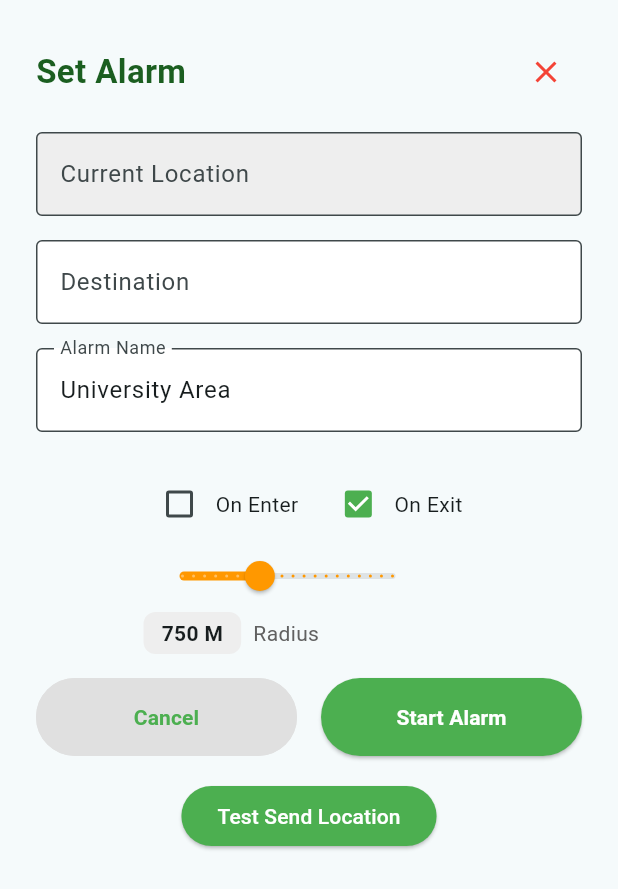
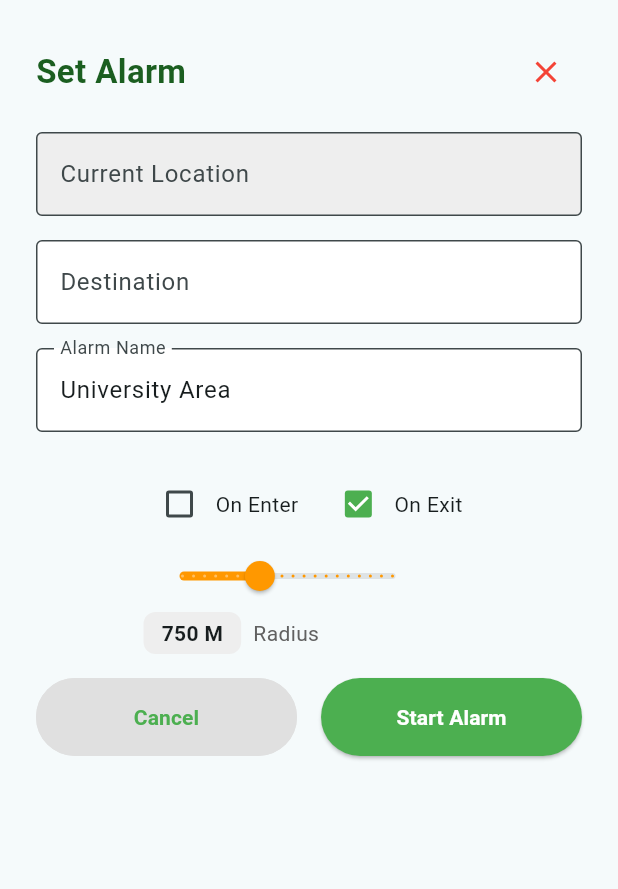
Before and after one commit to shaittoo/wakeapp, a Flutter app: the SetAlarmSheet widget shown alone on an empty page, opened directly, on a phone screen of 412 x 824 dp. Shown: the top 889 px of the screen. Run offline on Flutter 3.47's test engine with Material 3 defaults, Android fonts, the phone set to English and light mode, and no system bars; our stand-ins replace google_maps_flutter, hive, hive_flutter, location, shared_preferences, smooth_page_indicator; accounts and stored records are empty.

Commit message:
removed test send location button [Shaina]

```diff
--- a/lib/screen/setalarm.dart
+++ b/lib/screen/setalarm.dart
@@ -342,24 +342,6 @@ class _SetAlarmSheetState extends State<SetAlarmSheet> {
                 ),
               ],
             ),
-            SizedBox(height: 16),
-            ElevatedButton(
-              style: ElevatedButton.styleFrom(
-                backgroundColor: Colors.green,
-              ),
-              onPressed: () {
-                // Test data
-                final testData = {
-                  'name': 'Test Location',
-                  'lat': 10.6423590,
-                  'lng': 122.2309165,
-                };
-                print('Sending test data: $testData');
-                Navigator.pop(context, testData);
-              },
-              child: Text('Test Send Location',
-                  style: TextStyle(color: Colors.white)),
-            ),
           ],
         ),
       ),
```
